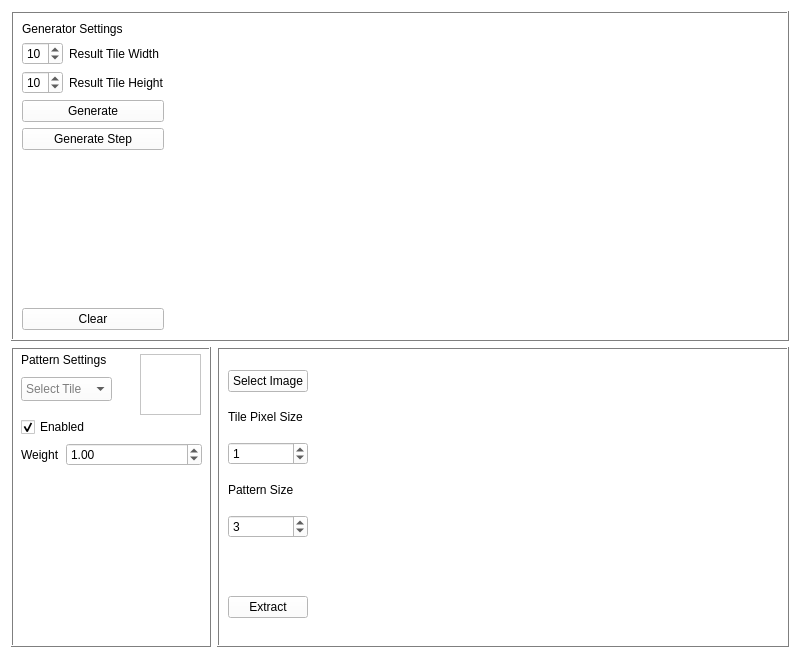
First picture: the form in wfc_gui.ui, repository Kotruper/WFC_GUI, before the edit.
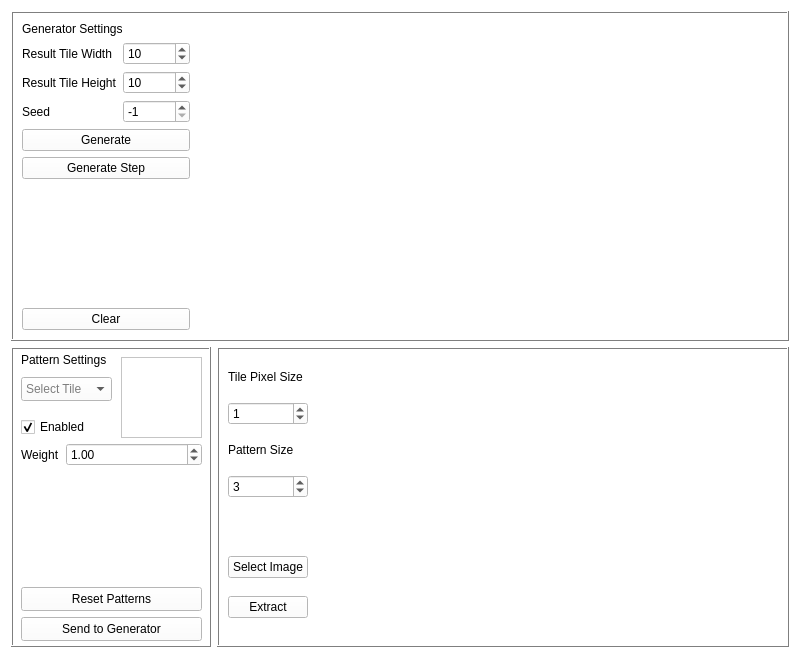
Second picture: the form after the edit.

Commit message:
Pattern Library Module!
- added the pattern library, which also allows editing possible pattern
enabledness and weight
- small GUI changes, added the seed option
- next, image exporting and some optimization
- think about a tile library module, and maybe some generalization. a
simple if switch between?

What changed in the file:
```diff
--- a/wfc_gui.ui
+++ b/wfc_gui.ui
@@ -491,16 +491,38 @@
      <layout class="QHBoxLayout" name="horizontalLayout">
       <item>
        <layout class="QVBoxLayout" name="verticalLayout_3">
+        <property name="sizeConstraint">
+         <enum>QLayout::SetDefaultConstraint</enum>
+        </property>
         <item>
          <layout class="QFormLayout" name="formLayout">
           <property name="fieldGrowthPolicy">
            <enum>QFormLayout::AllNonFixedFieldsGrow</enum>
           </property>
+          <property name="labelAlignment">
+           <set>Qt::AlignLeading|Qt::AlignLeft|Qt::AlignVCenter</set>
+          </property>
+          <property name="formAlignment">
+           <set>Qt::AlignLeading|Qt::AlignLeft|Qt::AlignTop</set>
+          </property>
           <property name="leftMargin">
            <number>0</number>
           </property>
-          <item row="1" column="0">
+          <item row="0" column="0" colspan="2">
+           <widget class="QLabel" name="label_5">
+            <property name="text">
+             <string>Generator Settings</string>
+            </property>
+           </widget>
+          </item>
+          <item row="1" column="1">
            <widget class="QSpinBox" name="gridWidthSelector">
+            <property name="sizePolicy">
+             <sizepolicy hsizetype="Preferred" vsizetype="Fixed">
+              <horstretch>0</horstretch>
+              <verstretch>0</verstretch>
+             </sizepolicy>
+            </property>
             <property name="minimum">
              <number>1</number>
             </property>
@@ -509,8 +531,8 @@
             </property>
            </widget>
           </item>
-          <item row="1" column="1">
-           <widget class="QLabel" name="label_2">
+          <item row="1" column="0">
+           <widget class="QLabel" name="gridWidthSelectorlabel">
             <property name="sizePolicy">
              <sizepolicy hsizetype="Preferred" vsizetype="Preferred">
               <horstretch>0</horstretch>
@@ -522,8 +544,14 @@
             </property>
            </widget>
           </item>
-          <item row="2" column="0">
+          <item row="2" column="1">
            <widget class="QSpinBox" name="gridHeightSelector">
+            <property name="sizePolicy">
+             <sizepolicy hsizetype="Preferred" vsizetype="Fixed">
+              <horstretch>0</horstretch>
+              <verstretch>0</verstretch>
+             </sizepolicy>
+            </property>
             <property name="minimum">
              <number>1</number>
             </property>
@@ -535,17 +563,36 @@
             </property>
            </widget>
           </item>
-          <item row="2" column="1">
+          <item row="2" column="0">
            <widget class="QLabel" name="label_3">
             <property name="text">
              <string>Result Tile Height</string>
             </property>
            </widget>
           </item>
-          <item row="0" column="0" colspan="2">
-           <widget class="QLabel" name="label_5">
+          <item row="3" column="1">
+           <widget class="QSpinBox" name="seedSpinBox">
+            <property name="sizePolicy">
+             <sizepolicy hsizetype="Preferred" vsizetype="Fixed">
+              <horstretch>0</horstretch>
+              <verstretch>0</verstretch>
+             </sizepolicy>
+            </property>
+            <property name="minimum">
+             <number>-1</number>
+            </property>
+            <property name="maximum">
+             <number>999999999</number>
+            </property>
+            <property name="value">
+             <number>-1</number>
+            </property>
+           </widget>
+          </item>
+          <item row="3" column="0">
+           <widget class="QLabel" name="seedLabel">
             <property name="text">
-             <string>Generator Settings</string>
+             <string>Seed</string>
             </property>
            </widget>
           </item>
@@ -554,7 +601,7 @@
         <item>
          <widget class="QPushButton" name="generateGridButton">
           <property name="sizePolicy">
-           <sizepolicy hsizetype="Minimum" vsizetype="Fixed">
+           <sizepolicy hsizetype="Preferred" vsizetype="Fixed">
             <horstretch>0</horstretch>
             <verstretch>0</verstretch>
            </sizepolicy>
@@ -569,6 +616,12 @@
         </item>
         <item>
          <widget class="QPushButton" name="generateStepButton">
+          <property name="sizePolicy">
+           <sizepolicy hsizetype="Preferred" vsizetype="Fixed">
+            <horstretch>0</horstretch>
+            <verstretch>0</verstretch>
+           </sizepolicy>
+          </property>
           <property name="text">
            <string>Generate Step</string>
           </property>
@@ -589,6 +642,12 @@
         </item>
         <item>
          <widget class="QPushButton" name="clearGridButton">
+          <property name="sizePolicy">
+           <sizepolicy hsizetype="Preferred" vsizetype="Fixed">
+            <horstretch>0</horstretch>
+            <verstretch>0</verstretch>
+           </sizepolicy>
+          </property>
           <property name="text">
            <string>Clear</string>
           </property>
@@ -599,7 +658,7 @@
       <item>
        <widget class="QFrame" name="wfc_frame">
         <property name="sizePolicy">
-         <sizepolicy hsizetype="Expanding" vsizetype="Preferred">
+         <sizepolicy hsizetype="MinimumExpanding" vsizetype="Preferred">
           <horstretch>0</horstretch>
           <verstretch>0</verstretch>
          </sizepolicy>
@@ -706,7 +765,7 @@
            <x>10</x>
            <y>70</y>
            <width>181</width>
-           <height>151</height>
+           <height>131</height>
           </rect>
          </property>
          <layout class="QFormLayout" name="formLayout_2">
@@ -757,13 +816,39 @@
         <widget class="QGraphicsView" name="patternDisplay">
          <property name="geometry">
           <rect>
-           <x>129</x>
-           <y>7</y>
-           <width>61</width>
-           <height>61</height>
+           <x>110</x>
+           <y>10</y>
+           <width>81</width>
+           <height>81</height>
           </rect>
          </property>
         </widget>
+        <widget class="QPushButton" name="resetLibraryButton">
+         <property name="geometry">
+          <rect>
+           <x>10</x>
+           <y>240</y>
+           <width>181</width>
+           <height>24</height>
+          </rect>
+         </property>
+         <property name="text">
+          <string>Reset Patterns</string>
+         </property>
+        </widget>
+        <widget class="QPushButton" name="librarySendPatternsButton">
+         <property name="geometry">
+          <rect>
+           <x>10</x>
+           <y>270</y>
+           <width>181</width>
+           <height>24</height>
+          </rect>
+         </property>
+         <property name="text">
+          <string>Send to Generator</string>
+         </property>
+        </widget>
        </widget>
       </item>
       <item>
@@ -789,19 +874,6 @@
         <layout class="QHBoxLayout" name="horizontalLayout_3">
          <item>
           <layout class="QVBoxLayout" name="verticalLayout_2">
-           <item>
-            <widget class="QPushButton" name="selectFileButton">
-             <property name="sizePolicy">
-              <sizepolicy hsizetype="Minimum" vsizetype="Fixed">
-               <horstretch>0</horstretch>
-               <verstretch>0</verstretch>
-              </sizepolicy>
-             </property>
-             <property name="text">
-              <string>Select Image</string>
-             </property>
-            </widget>
-           </item>
            <item>
             <widget class="QLabel" name="label">
              <property name="sizePolicy">
@@ -864,6 +936,19 @@
              </property>
             </spacer>
            </item>
+           <item>
+            <widget class="QPushButton" name="selectFileButton">
+             <property name="sizePolicy">
+              <sizepolicy hsizetype="Minimum" vsizetype="Fixed">
+               <horstretch>0</horstretch>
+               <verstretch>0</verstretch>
+              </sizepolicy>
+             </property>
+             <property name="text">
+              <string>Select Image</string>
+             </property>
+            </widget>
+           </item>
            <item>
             <widget class="QPushButton" name="extractPatternsButton">
              <property name="text">
```
Left out of the diff: 9 changed lines with no effect on the pictures. The commit also changes 12 other files.
